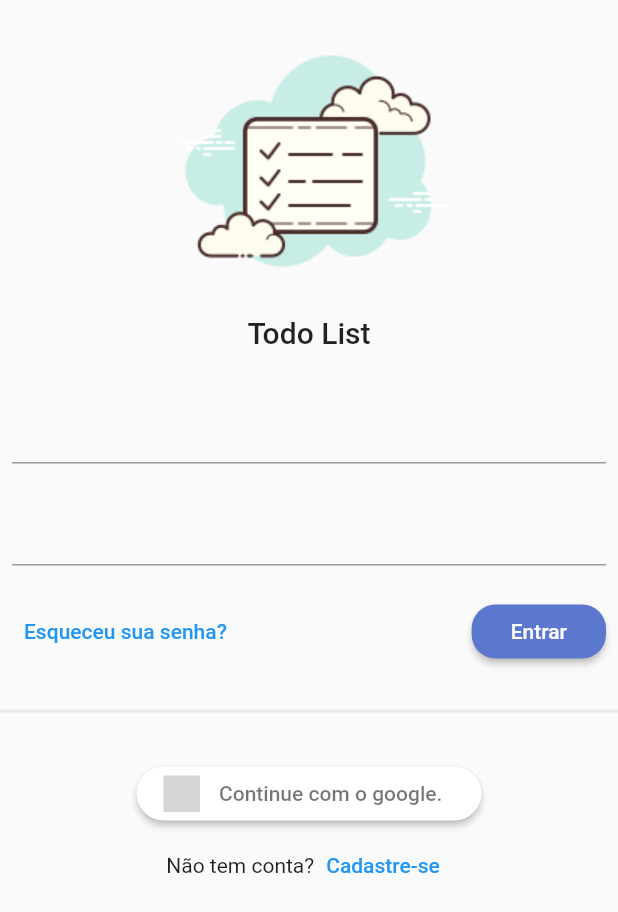
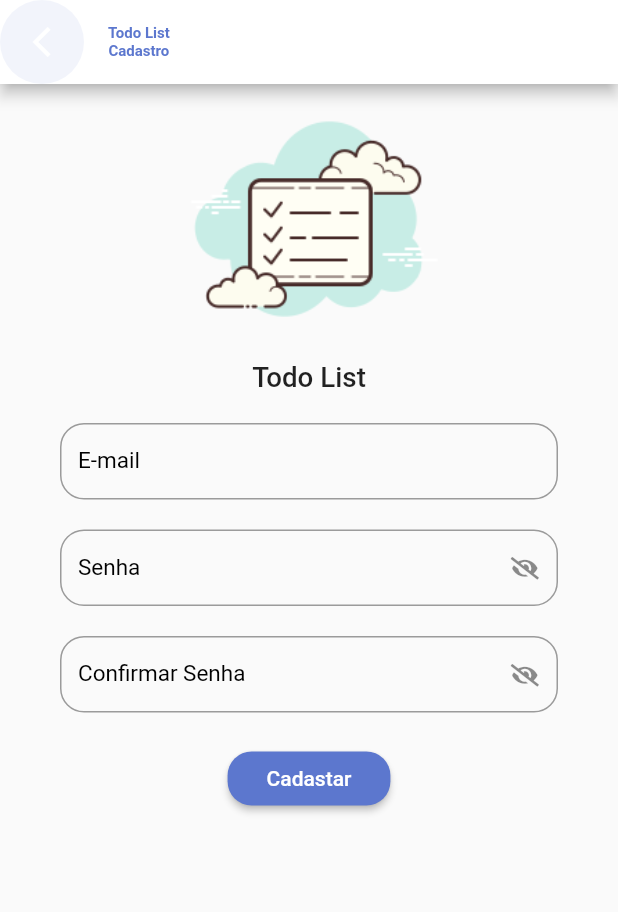
Before and after one commit to AntJoaquimDev/project_estruct_Models-Todo-List-, a Flutter app: the screen it shows after launch, after a tap on "Cadastre-se", on a phone screen of 412 x 824 dp. Shown: the top 912 px of the screen. Run offline on Flutter 3.47's test engine with Material 2 defaults, Android fonts, the phone set to English and light mode, and no system bars; our stand-ins replace flutter_signin_button, google_fonts, sqflite, sqflite_common, synchronized; accounts and stored records are empty; Roboto replaces fonts that are missing (Mandali); grey boxes are pictures that could not be loaded.

Commit message:
create screen of login and register

```diff
--- a/lib/app/app-widget.dart
+++ b/lib/app/app-widget.dart
@@ -2,6 +2,7 @@ import 'package:flutter/material.dart';
 import 'package:todo_list_provider/app/core/databse/sqlite_adm_conection.dart';
 import 'package:todo_list_provider/app/core/ui/todo_list_theme_config.dart';
 import 'package:todo_list_provider/app/modules/auth/auth_module.dart';
+import 'package:todo_list_provider/app/utils/todo_routes.dart';
 
 import 'modules/splash/splash_page.dart';
 
@@ -33,7 +34,7 @@ class _AppWidgetState extends State<AppWidget> {
     return MaterialApp(
       title: 'Todo List Provider',
       theme: TodoListThemeConfig.theme,
-      initialRoute: '/login',
+      initialRoute: TodoRoutes.LOGIN,
       routes: {
         ...AuthModule().routrs,
       },
--- a/lib/app/app_module.dart
+++ b/lib/app/app_module.dart
@@ -13,7 +13,7 @@ class AppModule extends StatelessWidget {
         Provider(
           create: ((_) => SqliteConectorFactory()),
           lazy: false,
-        )
+        ),
       ],
       child: AppWidget(),
     );
--- /dev/null
+++ b/lib/app/core/ui/todo_list_icons.dart
@@ -0,0 +1,32 @@
+/// Flutter icons TodoListIcons
+/// Copyright (C) 2023 by original authors @ fluttericon.com, fontello.com
+/// This font was generated by FlutterIcon.com, which is derived from Fontello.
+///
+/// To use this font, place it in your fonts/ directory and include the
+/// following in your pubspec.yaml
+///
+/// flutter:
+///   fonts:
+///    - family:  TodoListIcons
+///      fonts:
+///       - asset: fonts/TodoListIcons.ttf
+///
+///
+/// * Font Awesome 5, Copyright (C) 2016 by Dave Gandy
+///         Author:    Dave Gandy
+///         License:   SIL (https://github.com/FortAwesome/Font-Awesome/blob/master/LICENSE.txt)
+///         Homepage:  http://fortawesome.github.com/Font-Awesome/
+///
+import 'package:flutter/widgets.dart';
+
+class TodoListIcons {
+  TodoListIcons._();
+
+  static const _kFontFam = 'TodoListIcons';
+  static const String? _kFontPkg = null;
+
+  static const IconData eye =
+      IconData(0xf06e, fontFamily: _kFontFam, fontPackage: _kFontPkg);
+  static const IconData eye_slash =
+      IconData(0xf070, fontFamily: _kFontFam, fontPackage: _kFontPkg);
+}
--- /dev/null
+++ b/lib/app/core/widgets/todo_list_Field.dart
@@ -0,0 +1,61 @@
+import 'package:flutter/material.dart';
+
+import 'package:todo_list_provider/app/core/ui/todo_list_icons.dart';
+
+class TodoListField extends StatelessWidget {
+  final String label;
+  final IconButton? suffixoIconButton;
+  final bool obscureText;
+  final ValueNotifier<bool> obscureTextVN;
+  final TextEditingController? controller;
+  final FormFieldValidator<String>? validator;
+  TodoListField({
+    Key? key,
+    required this.label,
+    this.suffixoIconButton,
+    this.obscureText = false,
+    this.controller,
+    this.validator,
+  })  : assert(obscureText == true ? suffixoIconButton == null : true,
+            'obscuretext não pode ser usado com sufixxIconButtom'),
+        obscureTextVN = ValueNotifier(obscureText),
+        super(key: key);
+
+  @override
+  Widget build(BuildContext context) {
+    return ValueListenableBuilder<bool>(
+      valueListenable: obscureTextVN,
+      builder: (_, obscureTextValue, child) {
+        return TextFormField(
+          controller: controller,
+          validator: validator,
+          decoration: InputDecoration(
+            labelText: label,
+            labelStyle: const TextStyle(fontSize: 15, color: Colors.black),
+            border: OutlineInputBorder(
+              borderRadius: BorderRadius.circular(16),
+            ),
+            errorBorder: OutlineInputBorder(
+              borderRadius: BorderRadius.circular(16),
+              borderSide: const BorderSide(color: Colors.red),
+            ),
+            isDense: true,
+            suffixIcon: suffixoIconButton ??
+                (obscureText == true
+                    ? IconButton(
+                        onPressed: () {
+                          obscureTextVN.value = !obscureTextValue;
+                        },
+                        icon: !obscureTextValue
+                            ? const Icon(TodoListIcons.eye)
+                            : const Icon(TodoListIcons.eye_slash),
+                        iconSize: 15,
+                      )
+                    : null),
+          ),
+          obscureText: obscureTextValue,
+        );
+      },
+    );
+  }
+}
--- a/lib/app/core/widgets/todo_list_form.dart
+++ /dev/null
@@ -1,12 +0,0 @@
-import 'package:flutter/material.dart';
-
-class TodoListForm extends StatelessWidget {
-  const TodoListForm({Key? key}) : super(key: key);
-
-  @override
-  Widget build(BuildContext context) {
-    return Column(
-      children: [],
-    );
-  }
-}
--- a/lib/app/modules/auth/auth_module.dart
+++ b/lib/app/modules/auth/auth_module.dart
@@ -2,6 +2,10 @@ import 'package:provider/provider.dart';
 import 'package:todo_list_provider/app/core/modules/todo_list_modules.dart';
 import 'package:todo_list_provider/app/modules/auth/login/login_controller.dart';
 import 'package:todo_list_provider/app/modules/auth/login/login_page.dart';
+import 'package:todo_list_provider/app/modules/auth/registers/register_controller.dart';
+import 'package:todo_list_provider/app/modules/auth/registers/register_page.dart';
+import 'package:todo_list_provider/app/modules/splash/splash_page.dart';
+import 'package:todo_list_provider/app/utils/todo_routes.dart';
 
 class AuthModule extends TodoListModules {
   AuthModule()
@@ -10,10 +14,16 @@ class AuthModule extends TodoListModules {
             ChangeNotifierProvider(
               create: (_) => LoginController(),
               lazy: false,
+            ),
+            ChangeNotifierProvider(
+              create: (_) => RegisterController(),
+              lazy: false,
             )
           ],
           routers: {
-            '/login': (context) => const LoginPage(),
+            //'/': (context) => const SplashPage(),
+            TodoRoutes.LOGIN: (context) => const LoginPage(),
+            TodoRoutes.REGISTER: (context) => const RegisterPage(),
           },
         );
 }
--- a/lib/app/modules/auth/login/login_page.dart
+++ b/lib/app/modules/auth/login/login_page.dart
@@ -1,8 +1,10 @@
 import 'package:flutter/material.dart';
 import 'package:flutter_signin_button/flutter_signin_button.dart';
 import 'package:provider/provider.dart';
+import 'package:todo_list_provider/app/core/widgets/todo_list_Field.dart';
 import 'package:todo_list_provider/app/core/widgets/todo_list_logo.dart';
 import 'package:todo_list_provider/app/modules/auth/login/login_controller.dart';
+import 'package:todo_list_provider/app/utils/todo_routes.dart';
 
 class LoginPage extends StatelessWidget {
   const LoginPage({Key? key}) : super(key: key);
@@ -27,13 +29,19 @@ class LoginPage extends StatelessWidget {
                     TodoListLogo(),
                     const SizedBox(height: 20),
                     Padding(
-                      padding: const EdgeInsets.all(8.0),
+                      padding:
+                          EdgeInsets.symmetric(vertical: 20, horizontal: 40),
                       child: Form(
                         child: Column(
                           children: [
-                            TextFormField(),
+                            TodoListField(
+                              label: 'E-mail',
+                            ),
                             const SizedBox(height: 20),
-                            TextFormField(),
+                            TodoListField(
+                              label: 'Senha',
+                              obscureText: true,
+                            ),
                             const SizedBox(height: 20),
                             Row(
                               mainAxisAlignment: MainAxisAlignment.spaceBetween,
@@ -91,9 +99,12 @@ class LoginPage extends StatelessWidget {
                             Row(
                               mainAxisAlignment: MainAxisAlignment.center,
                               children: [
-                                Text('Não tem conta?'),
+                                const Text('Não tem conta?'),
                                 TextButton(
-                                    onPressed: () {},
+                                    onPressed: () {
+                                      Navigator.of(context)
+                                          .pushNamed(TodoRoutes.REGISTER);
+                                    },
                                     child: const Text('Cadastre-se'))
                               ],
                             )
--- /dev/null
+++ b/lib/app/modules/auth/registers/register_controller.dart
@@ -0,0 +1,3 @@
+import 'package:flutter/material.dart';
+
+class RegisterController extends ChangeNotifier {}
--- /dev/null
+++ b/lib/app/modules/auth/registers/register_page.dart
@@ -0,0 +1,88 @@
+import 'package:flutter/material.dart';
+import 'package:todo_list_provider/app/core/ui/theme_extension.dart';
+import 'package:todo_list_provider/app/core/widgets/todo_list_Field.dart';
+import 'package:todo_list_provider/app/core/widgets/todo_list_logo.dart';
+
+class RegisterPage extends StatelessWidget {
+  const RegisterPage({Key? key}) : super(key: key);
+
+  @override
+  Widget build(BuildContext context) {
+    return Scaffold(
+      appBar: AppBar(
+        automaticallyImplyLeading: false,
+        backgroundColor: Colors.white,
+        title: Column(
+          mainAxisAlignment: MainAxisAlignment.start,
+          children: [
+            Text('Todo List',
+                style: TextStyle(
+                    fontSize: 10,
+                    color: context.primaryColor,
+                    fontWeight: FontWeight.bold)),
+            Text('Cadastro',
+                style: TextStyle(
+                    fontSize: 10,
+                    color: context.primaryColor,
+                    fontWeight: FontWeight.bold)),
+          ],
+        ),
+        leading: ClipOval(
+          child: Container(
+            color: context.primaryColor.withAlpha(20),
+            padding: const EdgeInsets.all(8),
+            child: IconButton(
+              onPressed: () {
+                Navigator.pop(context);
+              },
+              icon: const Icon(Icons.arrow_back_ios_outlined),
+            ),
+          ),
+        ),
+      ),
+      body: ListView(children: [
+        Container(
+          height: MediaQuery.of(context).size.width * .5,
+          child: FittedBox(
+            child: TodoListLogo(),
+          ),
+        ),
+        Padding(
+          padding: const EdgeInsets.symmetric(vertical: 20, horizontal: 40),
+          child: Form(
+            child: Column(
+              children: [
+                TodoListField(
+                  label: 'E-mail',
+                ),
+                const SizedBox(height: 20),
+                TodoListField(
+                  label: 'Senha',
+                  obscureText: true,
+                ),
+                const SizedBox(height: 20),
+                TodoListField(
+                  label: 'Confirmar Senha',
+                  obscureText: true,
+                ),
+                const SizedBox(height: 20),
+                ElevatedButton(
+                  onPressed: () {},
+                  child: const Padding(
+                    padding: const EdgeInsets.all(10),
+                    child: Text('Cadastar'),
+                  ),
+                  style: TextButton.styleFrom(
+                    shape: RoundedRectangleBorder(
+                      borderRadius: BorderRadius.circular(16),
+                    ),
+                  ),
+                ),
+              ],
+            ),
+          ),
+        ),
+      ]),
+    );
+  }
+}
--- a/lib/app/modules/splash/splash_page.dart
+++ b/lib/app/modules/splash/splash_page.dart
@@ -1,4 +1,5 @@
 import 'package:flutter/material.dart';
+import 'package:todo_list_provider/app/utils/todo_routes.dart';
 
 class SplashPage extends StatelessWidget {
   const SplashPage({Key? key}) : super(key: key);
@@ -12,7 +13,7 @@ class SplashPage extends StatelessWidget {
       body: Center(
         child: TextButton(
             onPressed: () {
-              Navigator.of(context).pushNamed('/login');
+              Navigator.of(context).pushNamed(TodoRoutes.LOGIN);
             },
             child: Text('/P/login')),
       ),
--- a/lib/app/moduls/auth/auth_module.dart
+++ b/lib/app/moduls/auth/auth_module.dart
@@ -2,6 +2,9 @@ import 'package:provider/provider.dart';
 import 'package:todo_list_provider/app/core/modules/todo_list_modules.dart';
 import 'package:todo_list_provider/app/modules/auth/login/login_controller.dart';
 import 'package:todo_list_provider/app/modules/auth/login/login_page.dart';
+import 'package:todo_list_provider/app/modules/auth/registers/register_controller.dart';
+import 'package:todo_list_provider/app/modules/auth/registers/register_page.dart';
+import 'package:todo_list_provider/app/utils/todo_routes.dart';
 
 class AuthModule extends TodoListModules {
   AuthModule()
@@ -10,10 +13,16 @@ class AuthModule extends TodoListModules {
             ChangeNotifierProvider(
               create: (_) => LoginController(),
               lazy: false,
-            )
+            ),
+            ChangeNotifierProvider(
+              create: (_) => RegisterController(),
+              lazy: false,
+            ),
           ],
           routers: {
-            '/login': (context) => const LoginPage(),
+            // TodoRoutes.SPLASH_PAGE: (context) => const SplashPage(),
+            TodoRoutes.LOGIN: (context) => const LoginPage(),
+            TodoRoutes.REGISTER: (context) => const RegisterPage(),
           },
         );
 }
--- /dev/null
+++ b/lib/app/utils/todo_routes.dart
@@ -0,0 +1,5 @@
+class TodoRoutes {
+  static const SPLASH = '/';
+  static const LOGIN = '/login';
+  static const REGISTER = '/register';
+}
```
Also changed, not shown: pubspec.yaml (+6 -4 lines), assets/fonts/TodoListIcons.ttf (added).
